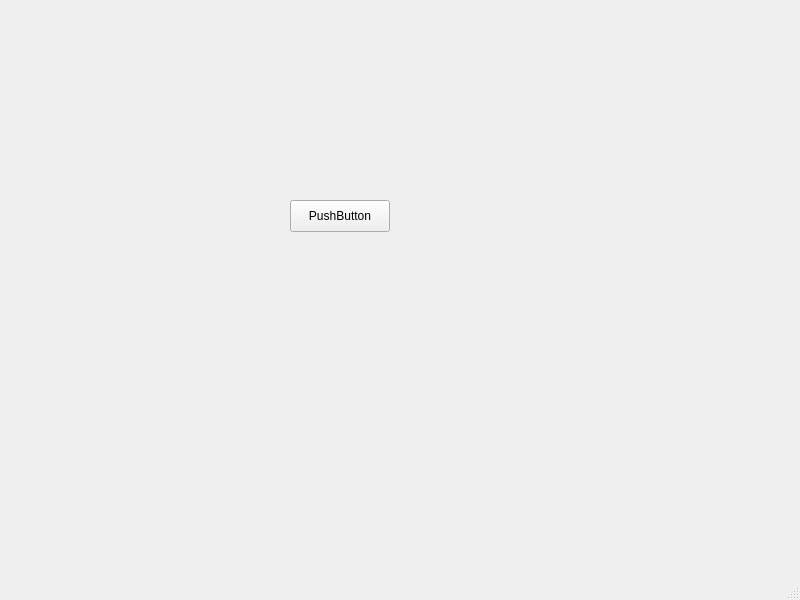
Naiscorp-Robotics/RobotFace-Healthmate-App, file mainwindow.ui: the form before one commit.
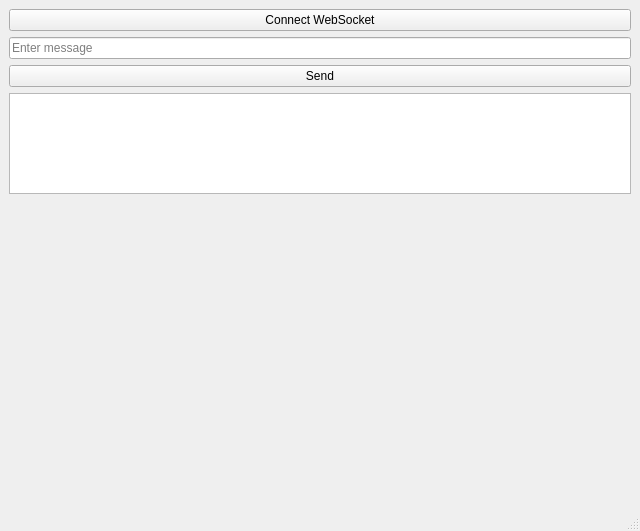
The form after the commit.

Diff of the .ui file:
```diff
--- a/mainwindow.ui
+++ b/mainwindow.ui
@@ -6,40 +6,54 @@
    <rect>
     <x>0</x>
     <y>0</y>
-    <width>800</width>
-    <height>600</height>
+    <width>640</width>
+    <height>531</height>
    </rect>
   </property>
   <property name="windowTitle">
    <string>MainWindow</string>
   </property>
   <widget class="QWidget" name="centralwidget">
-   <widget class="QStackedWidget" name="stackedWidget">
-    <property name="geometry">
-     <rect>
-      <x>200</x>
-      <y>100</y>
-      <width>261</width>
-      <height>191</height>
-     </rect>
-    </property>
-    <widget class="QWidget" name="page">
-     <widget class="QPushButton" name="pushButton">
-      <property name="geometry">
-       <rect>
-        <x>90</x>
-        <y>100</y>
-        <width>100</width>
-        <height>32</height>
-       </rect>
+   <layout class="QVBoxLayout" name="verticalLayout">
+    <item>
+     <widget class="QPushButton" name="btnConnect">
+      <property name="text">
+       <string>Connect WebSocket</string>
       </property>
+     </widget>
+    </item>
+    <item>
+     <widget class="QLineEdit" name="lineEditMessage">
+      <property name="placeholderText">
+       <string>Enter message</string>
+      </property>
+     </widget>
+    </item>
+    <item>
+     <widget class="QPushButton" name="btnSend">
       <property name="text">
-       <string>PushButton</string>
+       <string>Send</string>
       </property>
      </widget>
-    </widget>
-    <widget class="QWidget" name="page_2"/>
-   </widget>
+    </item>
+    <item>
+     <widget class="QTextEdit" name="textEditLog">
+      <property name="readOnly">
+       <bool>true</bool>
+      </property>
+     </widget>
+    </item>
+    <item>
+     <widget class="QWidget" name="webViewContainer" native="true">
+      <property name="minimumSize">
+       <size>
+        <width>0</width>
+        <height>300</height>
+       </size>
+      </property>
+     </widget>
+    </item>
+   </layout>
   </widget>
   <widget class="QMenuBar" name="menubar">
    <property name="geometry">
```
Left out of the diff: 6 changed lines with no effect on the pictures.
